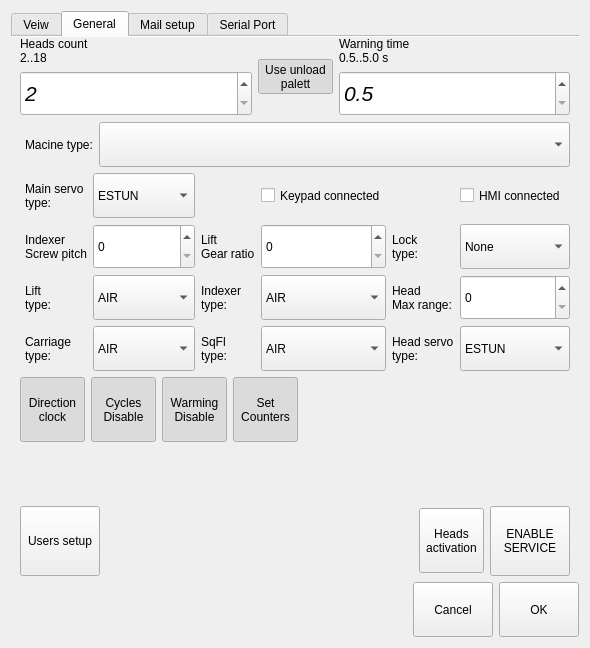
First picture: the form in generalsettingdialog.ui, repository mishkoLitvin/L_Aries-progect, before the edit.
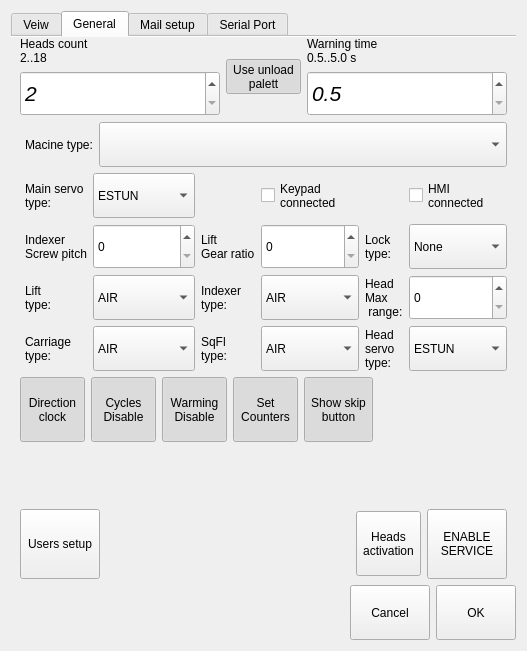
Second picture: the form after the edit. Icons and pictures are not drawn.

Commit message: counter widget add and function written.  Skip button added.

Patch:
```diff
--- a/generalsettingdialog.ui
+++ b/generalsettingdialog.ui
@@ -6,13 +6,13 @@
    <rect>
     <x>0</x>
     <y>0</y>
-    <width>450</width>
-    <height>648</height>
+    <width>527</width>
+    <height>651</height>
    </rect>
   </property>
   <property name="maximumSize">
    <size>
-    <width>450</width>
+    <width>35536</width>
     <height>16777215</height>
    </size>
   </property>
@@ -683,7 +683,8 @@
                  </sizepolicy>
                 </property>
                 <property name="text">
-                 <string>Keypad connected</string>
+                 <string>Keypad
+connected</string>
                 </property>
                </widget>
               </item>
@@ -734,7 +735,8 @@
               <item row="3" column="4">
                <widget class="QLabel" name="label_5">
                 <property name="text">
-                 <string>Head servo
+                 <string>Head
+servo
 type:</string>
                 </property>
                </widget>
@@ -779,7 +781,8 @@
                <widget class="QLabel" name="label_10">
                 <property name="text">
                  <string>Head
-Max range:</string>
+Max
+ range:</string>
                 </property>
                </widget>
               </item>
@@ -838,7 +841,8 @@
                  </sizepolicy>
                 </property>
                 <property name="text">
-                 <string>HMI connected</string>
+                 <string>HMI 
+connected</string>
                 </property>
                </widget>
               </item>
@@ -981,6 +985,39 @@
              </property>
             </widget>
            </item>
+           <item>
+            <widget class="QToolButton" name="pButtonShowSkip">
+             <property name="minimumSize">
+              <size>
+               <width>65</width>
+               <height>65</height>
+              </size>
+             </property>
+             <property name="text">
+              <string>Show skip
+button</string>
+             </property>
+             <property name="icon">
+              <iconset>
+               <normaloff>:/new/icons/icons/rotateRight.png</normaloff>:/new/icons/icons/rotateRight.png</iconset>
+             </property>
+             <property name="iconSize">
+              <size>
+               <width>30</width>
+               <height>30</height>
+              </size>
+             </property>
+             <property name="checkable">
+              <bool>true</bool>
+             </property>
+             <property name="checked">
+              <bool>true</bool>
+             </property>
+             <property name="toolButtonStyle">
+              <enum>Qt::ToolButtonTextUnderIcon</enum>
+             </property>
+            </widget>
+           </item>
            <item>
             <spacer name="horizontalSpacer_5">
              <property name="orientation">
```
The commit also changes 25 other files.
